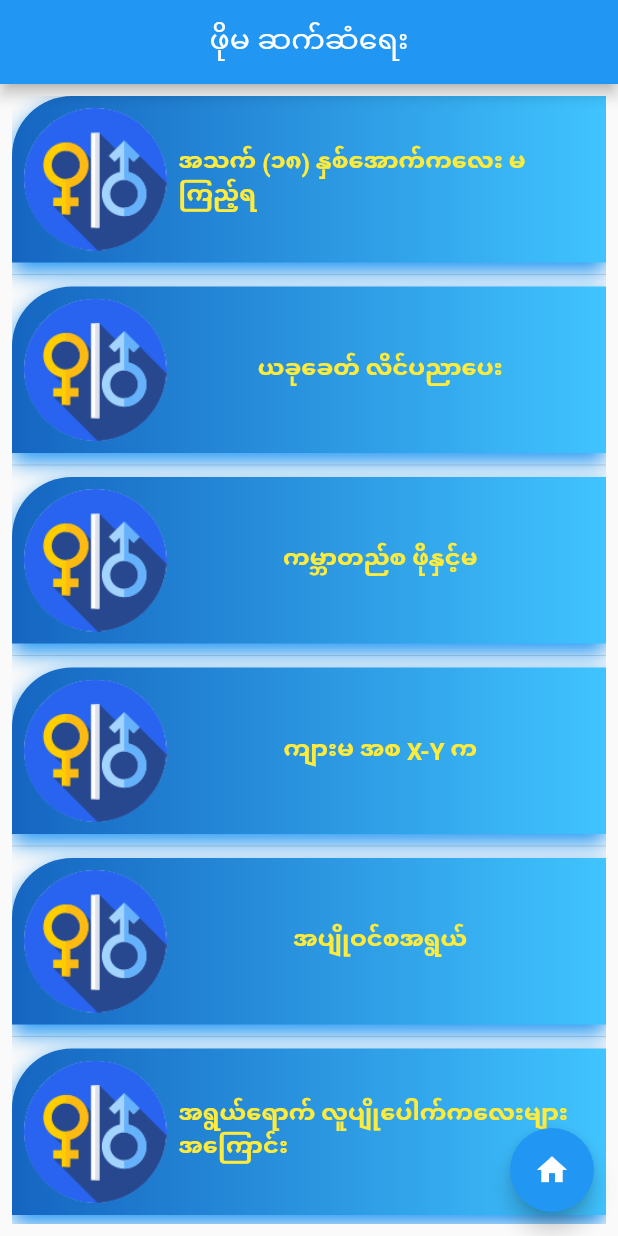
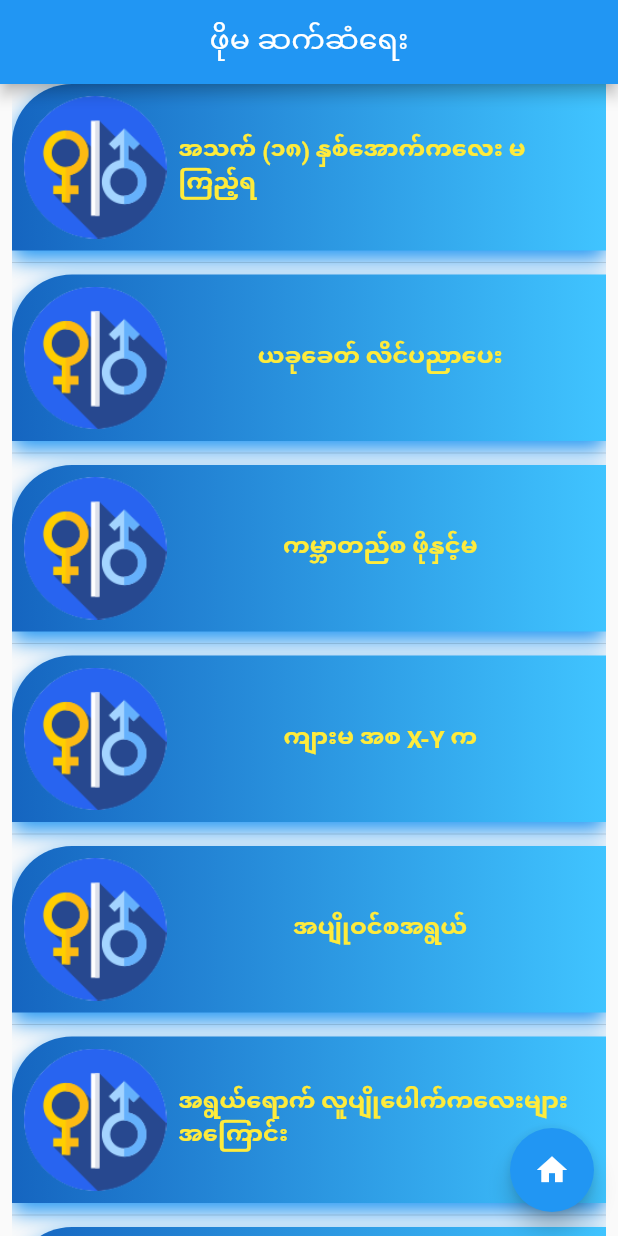
Before and after one commit to aungkoman/flutter-pdf-reader, a Flutter app: the screen it shows after launch, on a phone screen of 412 x 824 dp. Run offline on Flutter 3.47's test engine with Material 2 defaults, Android fonts, the phone set to English and light mode, and no system bars; our stand-ins replace google_mobile_ads; missing offline and left inert: syncfusion_flutter_pdfviewer; network calls fail.

```diff
--- a/lib/features/kama/presentation/pages/content_list_page.dart
+++ b/lib/features/kama/presentation/pages/content_list_page.dart
@@ -130,7 +130,7 @@ class _ContentListPageState extends State<ContentListPage> {
 
   Widget pdfContentListView(){
     return Padding(
-      padding: EdgeInsets.all(8),
+      padding: EdgeInsets.fromLTRB(8, 0, 8, 0),
       child: ListView.separated(
           physics: BouncingScrollPhysics(),
           itemBuilder: (context, index){
```
Also changed, not shown: 1 other file.
